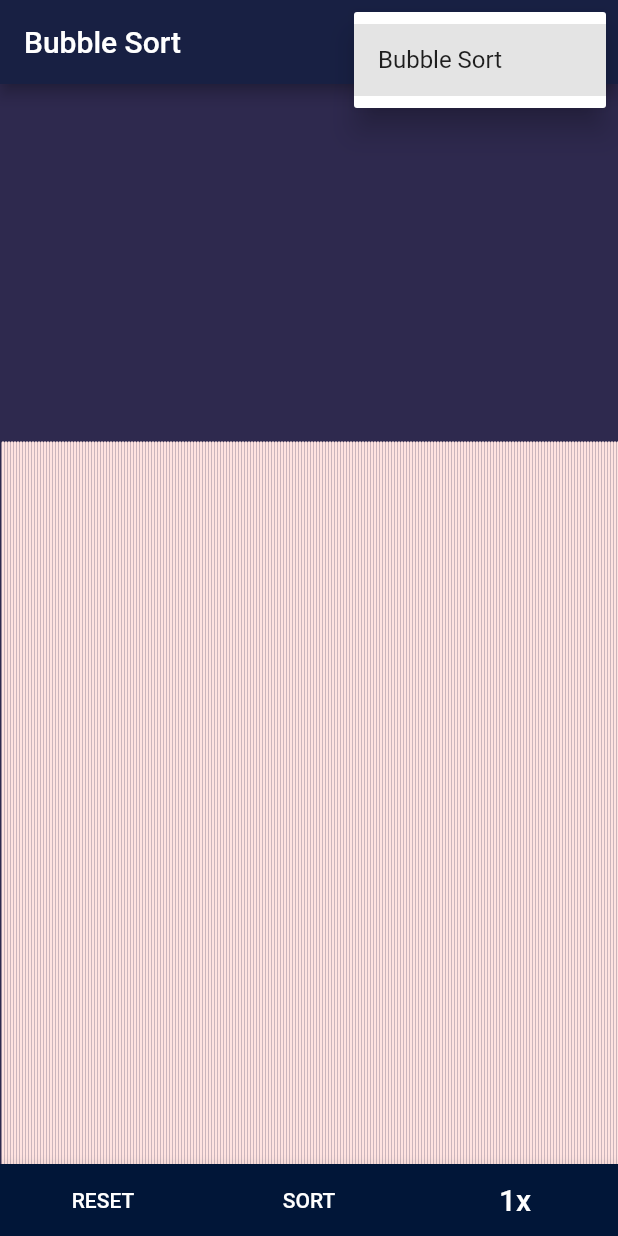
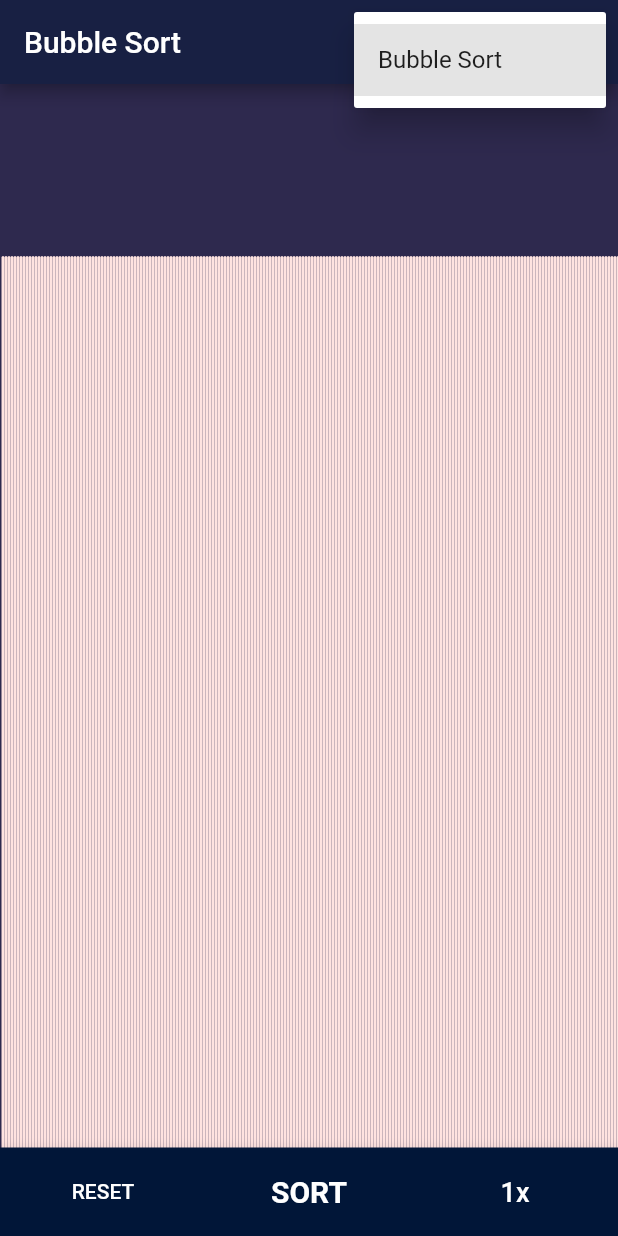
Before and after one commit to Abhi-Gautam/Sorting-Visualization-App, a Flutter app: the screen it shows after launch, after a tap on the "more vert" icon, on a phone screen of 412 x 824 dp. Run offline on Flutter 3.47's test engine with Material 2 defaults, Android fonts, the phone set to English and light mode, and no system bars.

Commit message:
Ready to add another algorithms

```diff
--- a/lib/main.dart
+++ b/lib/main.dart
@@ -208,15 +208,19 @@ class MyHomePageState extends State<MyHomePage> {
                     ))),
             Expanded(
                 child: FlatButton(
+                    padding: EdgeInsets.all(18),
                     onPressed: isSorting ? null : sort,
-                    child:
-                        Text("SORT", style: TextStyle(color: Colors.white)))),
+                    child: Text("SORT",
+                        style: TextStyle(
+                            color: Colors.white,
+                            fontSize: 20,
+                            fontWeight: FontWeight.bold)))),
             Expanded(
                 child: FlatButton(
                     onPressed: isSorting ? null : changeSpeed,
                     child: Text(
                       "${speed + 1}x",
-                      style: TextStyle(fontSize: 20, color: Colors.white),
+                      style: TextStyle(fontSize: 18, color: Colors.white),
                     ))),
           ],
         ),
--- a/lib/paints/bars.dart
+++ b/lib/paints/bars.dart
@@ -1,6 +1,3 @@
-import 'dart:async';
-import 'dart:math';
-
 import 'package:flutter/material.dart';
 import 'package:sorting_visulalization/main.dart';
 
@@ -28,7 +25,7 @@ class BarPainter extends CustomPainter {
     canvas.drawLine(
         Offset(index * this.width, height - height / 20),
         Offset(index * this.width,
-            height - .2 * height - this.value.ceilToDouble()),
+            height - .35 * height - this.value.ceilToDouble()),
         paint);
   }
 
--- a/lib/sotring_algorithms/bubble_sort.dart
+++ b/lib/sotring_algorithms/bubble_sort.dart
@@ -1,7 +1,4 @@
 import 'dart:async';
-import 'dart:math';
-
-import 'package:flutter/material.dart';
 import 'package:sorting_visulalization/main.dart';
 
 bubbleSort() async {
```
